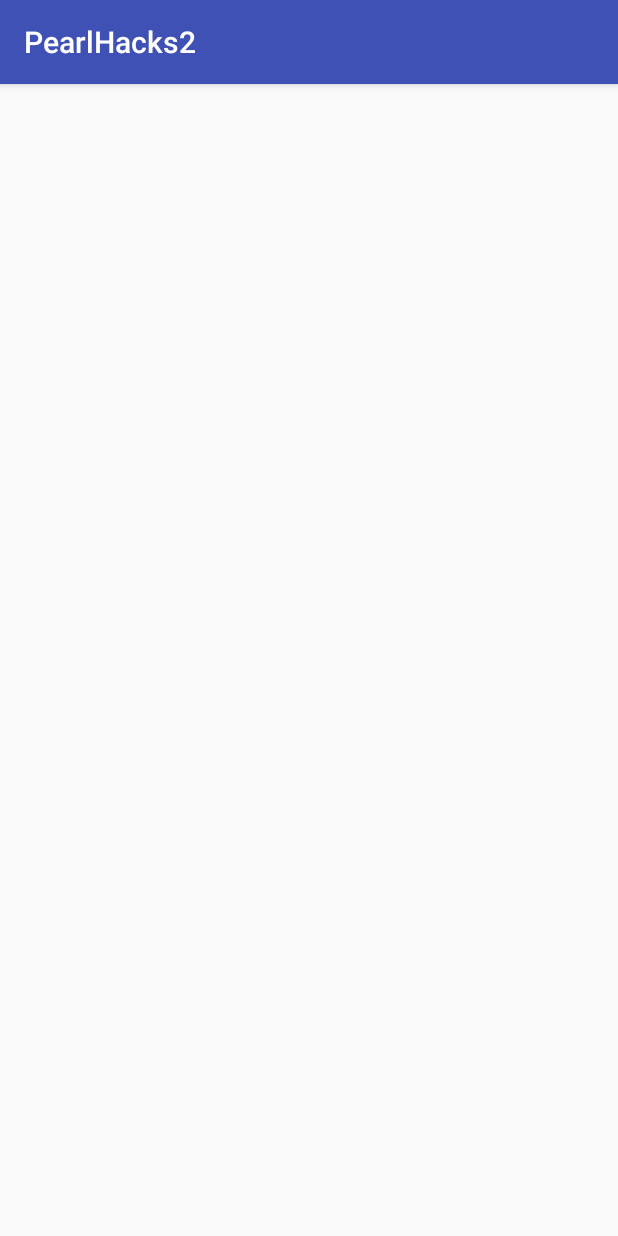
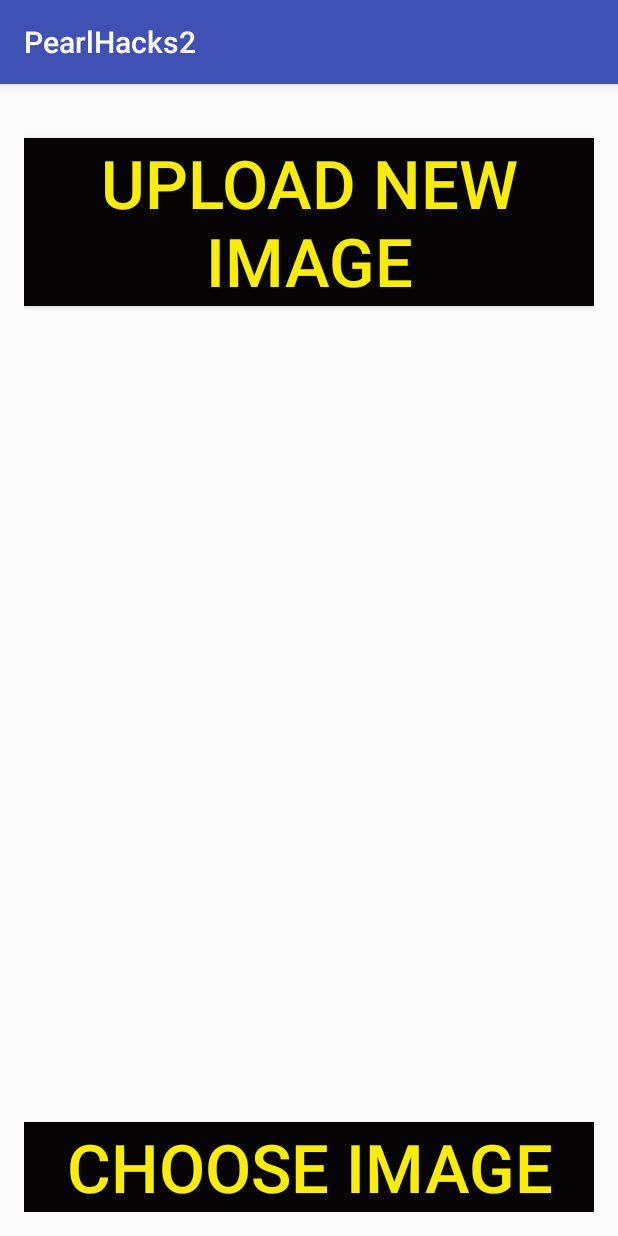
Before and after one commit to Alatariel42/MotivateHer, an Android app: the CharacterChoice screen opened directly, with no data from a screen before it, on a phone screen of 412 x 824 dp. Run offline under Robolectric (Android 15) with nearby library versions, the phone set to English and light mode, and no system bars.

Commit message:
Added xml buttons

```diff
--- a/app/src/main/res/layout/activity_character_choice.xml
+++ b/app/src/main/res/layout/activity_character_choice.xml
@@ -10,4 +10,27 @@
     android:paddingTop="@dimen/activity_vertical_margin"
     tools:context="com.example.lsiegel.pearlhacks2.CharacterChoice">
 
+    <Button android:id="@+id/uploadbutton"
+        android:layout_width="fill_parent"
+        android:layout_height="wrap_content"
+        android:layout_marginTop="20dp"
+        android:layout_gravity="center|top"
+        android:background="#060304"
+        android:textColor="#f9ed01"
+        android:textSize= "20pt"
+        android:onClick= "addImage"
+        android:text="Upload new image"
+        />
+    <Button android:id="@+id/choosebutton"
+        android:layout_width="fill_parent"
+        android:layout_height="wrap_content"
+        android:layout_marginTop="20dp"
+        android:layout_gravity="center|bottom"
+        android:background="#060304"
+        android:textColor="#f9ed01"
+        android:layout_alignParentBottom="true"
+        android:textSize= "20pt"
+        android:onClick= "chooseImage"
+        android:text="Choose image"
+        />
 </RelativeLayout>
```
